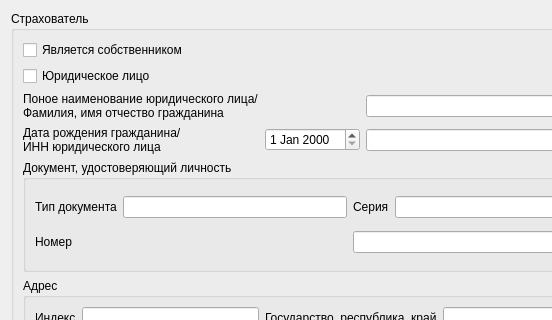
The window that osagoblankdataform.ui (ruslanfirefly/CalcKaskoAsko) describes before a commit, drawn with Qt 5; both pictures show x 0 to 552 and y 0 to 320 of the 654 by 504 pixel window.
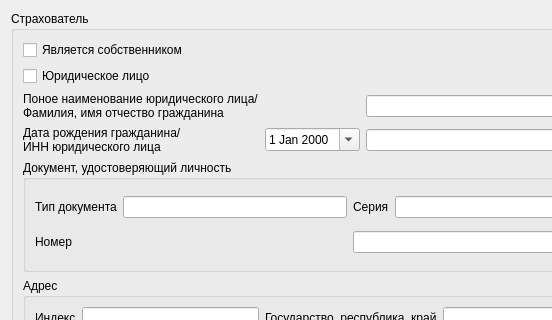
The same window after the commit.

What changed in the file:
```diff
--- a/osagoblankdataform.ui
+++ b/osagoblankdataform.ui
@@ -32,7 +32,11 @@
         <item>
          <layout class="QGridLayout" name="gridLayout_3">
           <item row="2" column="1">
-           <widget class="QDateEdit" name="birthday"/>
+           <widget class="QDateEdit" name="birthday">
+            <property name="calendarPopup">
+             <bool>true</bool>
+            </property>
+           </widget>
           </item>
           <item row="2" column="0">
            <widget class="QLabel" name="dateInnLabel">
```
